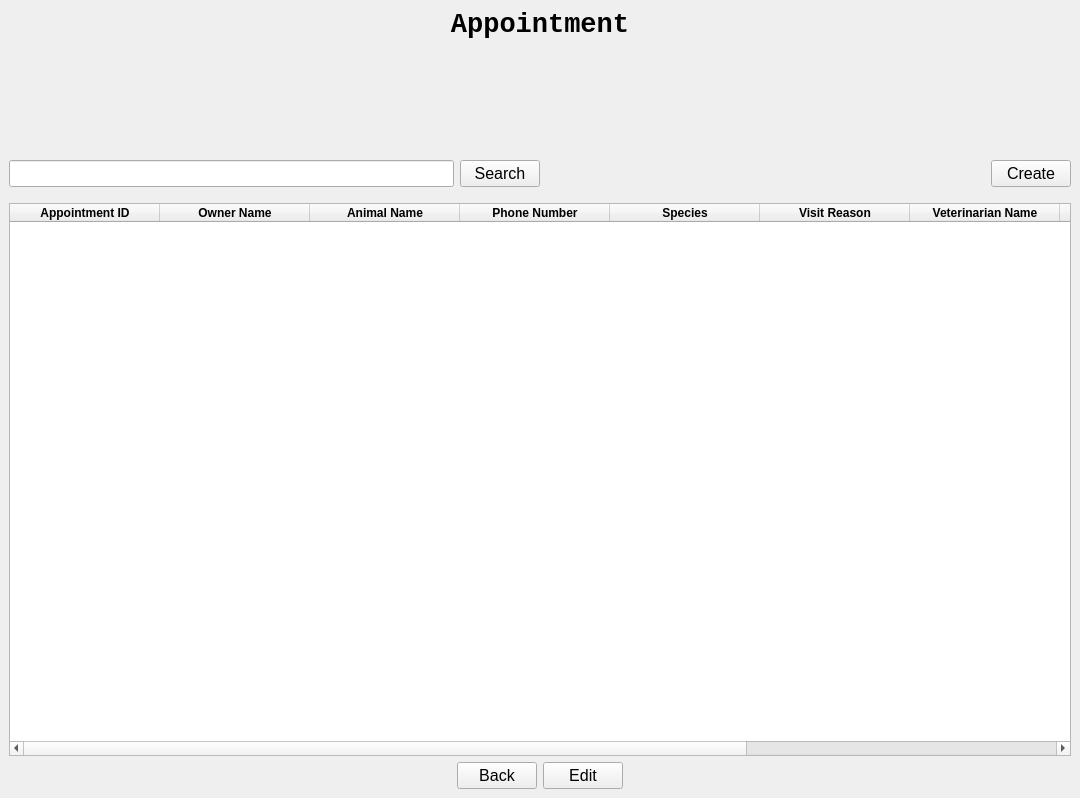
The window that AppointmentUI.ui (ASNaeem/Simple-VCMS) describes before a commit, drawn with Qt 5.
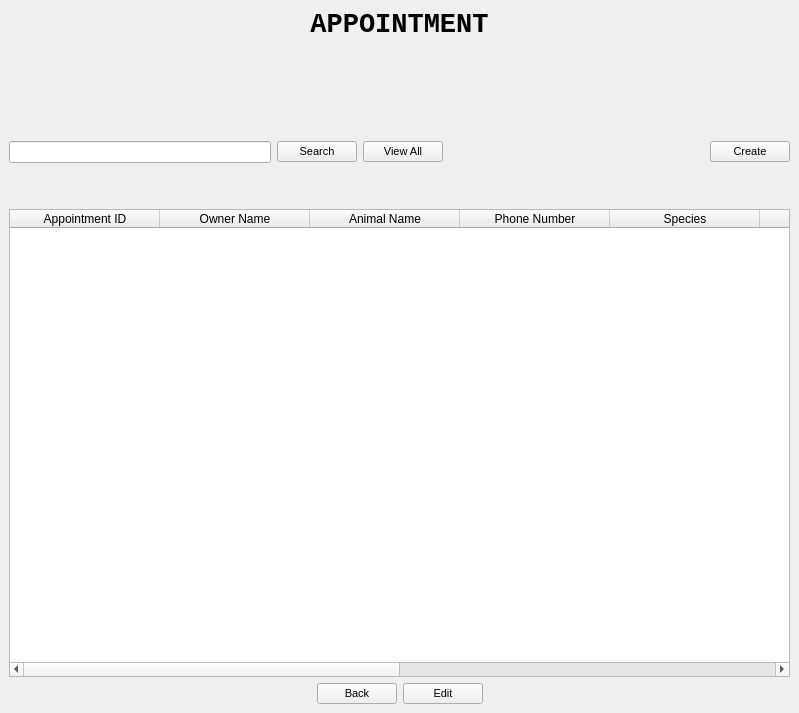
The same window after the commit.

Commit message: Fixed button sizes in the appointments UI

The edit to the form file:
```diff
--- a/AppointmentUI.ui
+++ b/AppointmentUI.ui
@@ -6,8 +6,8 @@
    <rect>
     <x>0</x>
     <y>0</y>
-    <width>1080</width>
-    <height>798</height>
+    <width>799</width>
+    <height>713</height>
    </rect>
   </property>
   <property name="font">
@@ -20,9 +20,9 @@
    <string>Appointments</string>
   </property>
   <widget class="QWidget" name="centralwidget">
-   <layout class="QGridLayout" name="gridLayout_2">
-    <item row="0" column="0">
-     <layout class="QVBoxLayout" name="verticalLayout" stretch="1,5,1,25,1">
+   <layout class="QVBoxLayout" name="verticalLayout_2">
+    <item>
+     <layout class="QVBoxLayout" name="verticalLayout" stretch="1,5,1,0,25,1">
       <item>
        <layout class="QHBoxLayout" name="horizontal_layout_Label">
         <item>
@@ -36,7 +36,7 @@
            </font>
           </property>
           <property name="text">
-           <string>Appointment</string>
+           <string>APPOINTMENT</string>
           </property>
           <property name="alignment">
            <set>Qt::AlignCenter</set>
@@ -59,7 +59,7 @@
        </spacer>
       </item>
       <item>
-       <layout class="QHBoxLayout" name="horizontal_layout_search" stretch="0,0,0,0">
+       <layout class="QHBoxLayout" name="horizontal_layout_search" stretch="0,0,0,0,0">
         <property name="leftMargin">
          <number>0</number>
         </property>
@@ -69,7 +69,7 @@
         <item>
          <widget class="QLineEdit" name="search_line_2">
           <property name="sizePolicy">
-           <sizepolicy hsizetype="Expanding" vsizetype="Expanding">
+           <sizepolicy hsizetype="Expanding" vsizetype="Maximum">
             <horstretch>0</horstretch>
             <verstretch>0</verstretch>
            </sizepolicy>
@@ -92,7 +92,7 @@
           </property>
           <property name="font">
            <font>
-            <pointsize>12</pointsize>
+            <pointsize>8</pointsize>
             <weight>50</weight>
             <bold>false</bold>
            </font>
@@ -102,6 +102,29 @@
           </property>
          </widget>
         </item>
+        <item>
+         <widget class="QPushButton" name="search_button_3">
+          <property name="sizePolicy">
+           <sizepolicy hsizetype="Maximum" vsizetype="Fixed">
+            <horstretch>0</horstretch>
+            <verstretch>0</verstretch>
+           </sizepolicy>
+          </property>
+          <property name="font">
+           <font>
+            <pointsize>8</pointsize>
+            <weight>50</weight>
+            <bold>false</bold>
+           </font>
+          </property>
+          <property name="cursor">
+           <cursorShape>PointingHandCursor</cursorShape>
+          </property>
+          <property name="text">
+           <string>View All</string>
+          </property>
+         </widget>
+        </item>
         <item>
          <spacer name="horizontalSpacer_3">
           <property name="orientation">
@@ -125,7 +148,7 @@
           </property>
           <property name="font">
            <font>
-            <pointsize>12</pointsize>
+            <pointsize>8</pointsize>
             <weight>50</weight>
             <bold>false</bold>
            </font>
@@ -137,13 +160,26 @@
         </item>
        </layout>
       </item>
+      <item>
+       <spacer name="verticalSpacer_2">
+        <property name="orientation">
+         <enum>Qt::Vertical</enum>
+        </property>
+        <property name="sizeHint" stdset="0">
+         <size>
+          <width>20</width>
+          <height>40</height>
+         </size>
+        </property>
+       </spacer>
+      </item>
       <item>
        <layout class="QVBoxLayout" name="vertical_layout_table" stretch="0">
         <property name="leftMargin">
          <number>0</number>
         </property>
         <property name="topMargin">
-         <number>10</number>
+         <number>0</number>
         </property>
         <item>
          <widget class="QTableWidget" name="appointment_table_widget_2">
@@ -165,6 +201,15 @@
             <height>16777215</height>
            </size>
           </property>
+          <property name="font">
+           <font>
+            <weight>50</weight>
+            <bold>false</bold>
+           </font>
+          </property>
+          <property name="cursor" stdset="0">
+           <cursorShape>PointingHandCursor</cursorShape>
+          </property>
           <attribute name="horizontalHeaderCascadingSectionResizes">
            <bool>false</bool>
           </attribute>
@@ -183,8 +228,8 @@
            </property>
            <property name="font">
             <font>
-             <weight>75</weight>
-             <bold>true</bold>
+             <weight>50</weight>
+             <bold>false</bold>
             </font>
            </property>
           </column>
@@ -262,7 +307,7 @@
           </property>
           <property name="font">
            <font>
-            <pointsize>12</pointsize>
+            <pointsize>8</pointsize>
             <weight>50</weight>
             <bold>false</bold>
            </font>
@@ -282,7 +327,7 @@
           </property>
           <property name="font">
            <font>
-            <pointsize>12</pointsize>
+            <pointsize>8</pointsize>
             <weight>50</weight>
             <bold>false</bold>
            </font>
```
Left out of the diff: 12 changed lines with no effect on the pictures. The commit also changes 1 other file.
